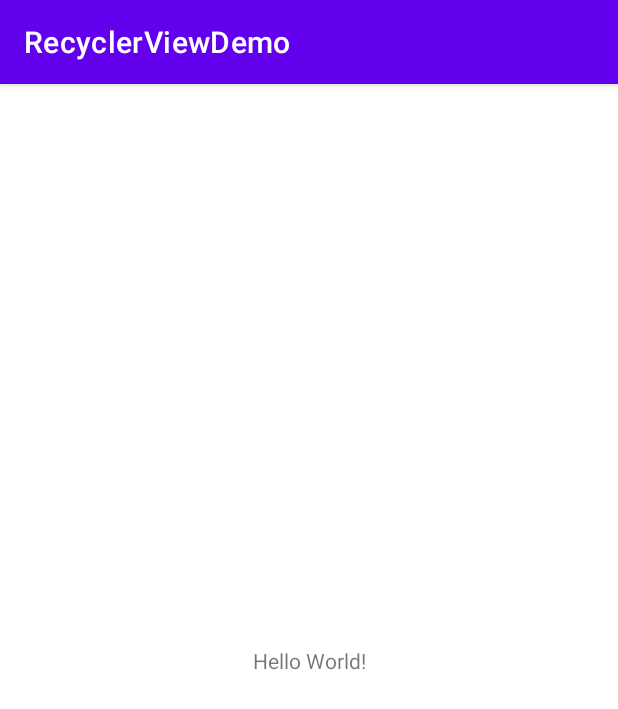
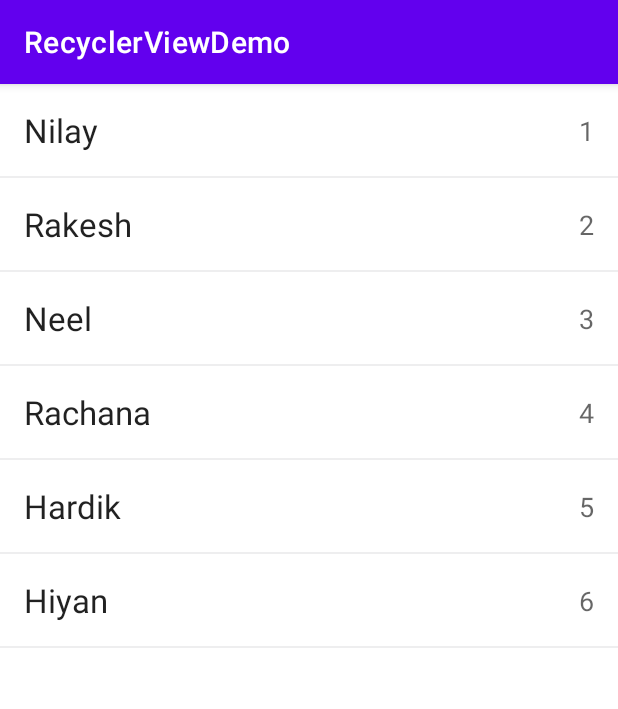
Before and after one commit to nilganu/RecyclerViewDemo, an Android app: the screen it shows after launch (MainActivity), on a phone screen of 412 x 824 dp. Shown: the top 709 px of the screen. Run offline under Robolectric (Android 15) with nearby library versions, the phone set to English and light mode, and no system bars.

Commit message:
Final Commit

```diff
--- a/app/build.gradle
+++ b/app/build.gradle
@@ -32,7 +32,8 @@ android {
 }
 
 dependencies {
-
+    apply plugin: 'kotlin-android'
+    apply plugin: 'kotlin-android-extensions'
     implementation 'androidx.core:core-ktx:1.7.0'
     implementation 'androidx.appcompat:appcompat:1.4.1'
     implementation 'com.google.android.material:material:1.5.0'
--- a/app/src/main/java/com/cahrusat/recyclerviewdemo/MainActivity.kt
+++ b/app/src/main/java/com/cahrusat/recyclerviewdemo/MainActivity.kt
@@ -2,10 +2,26 @@ package com.cahrusat.recyclerviewdemo
 
 import androidx.appcompat.app.AppCompatActivity
 import android.os.Bundle
+import androidx.recyclerview.widget.DividerItemDecoration
+import androidx.recyclerview.widget.RecyclerView
+import kotlinx.android.synthetic.main.activity_main.*
 
 class MainActivity : AppCompatActivity() {
     override fun onCreate(savedInstanceState: Bundle?) {
         super.onCreate(savedInstanceState)
         setContentView(R.layout.activity_main)
+
+        var arrStudent:ArrayList<Student> = ArrayList()
+        arrStudent.add(Student("Nilay",1))
+        arrStudent.add(Student("Rakesh",2))
+        arrStudent.add(Student("Neel",3))
+        arrStudent.add(Student("Rachana",4))
+        arrStudent.add(Student("Hardik",5))
+        arrStudent.add(Student("Hiyan",6))
+        myrecyclerview.adapter=MyAdapter(arrStudent)
+        myrecyclerview.
+        addItemDecoration(DividerItemDecoration(applicationContext,DividerItemDecoration.VERTICAL))
+
+
     }
 }
--- /dev/null
+++ b/app/src/main/java/com/cahrusat/recyclerviewdemo/MyAdapter.kt
@@ -0,0 +1,42 @@
+package com.cahrusat.recyclerviewdemo
+
+import android.view.LayoutInflater
+import android.view.View
+import android.view.ViewGroup
+import androidx.recyclerview.widget.RecyclerView
+import kotlinx.android.synthetic.main.recycleitem.view.*
+
+class MyAdapter(var arrStudent:ArrayList<Student>)
+    :RecyclerView.Adapter<MyAdapter.ViewHolder> (){
+
+
+
+    override fun onCreateViewHolder(parent: ViewGroup, viewType: Int)
+    : ViewHolder {
+        var layoutInflater=LayoutInflater.from(parent.context)
+        var view=layoutInflater.inflate(R.layout.recycleitem,
+            parent,false)
+        return ViewHolder(view)
+    }
+
+    override fun onBindViewHolder
+                (holder: ViewHolder, position:Int) {
+        holder.bind(arrStudent[position])
+    }
+
+    override fun getItemCount(): Int {
+        return arrStudent.size
+    }
+
+    class ViewHolder(var viewItem:View):
+        RecyclerView.ViewHolder(viewItem)
+    {
+        fun bind(student:Student)
+        {
+            viewItem.txtStudentName.text=student.name
+            viewItem.txtRollNo.text=student.id.toString()
+        }
+
+    }
+
+}
--- /dev/null
+++ b/app/src/main/java/com/cahrusat/recyclerviewdemo/Student.kt
@@ -0,0 +1,3 @@
+package com.cahrusat.recyclerviewdemo
+
+data class Student (var name:String,var id:Int)
--- a/app/src/main/res/layout/activity_main.xml
+++ b/app/src/main/res/layout/activity_main.xml
@@ -6,13 +6,13 @@
     android:layout_height="match_parent"
     tools:context=".MainActivity">
 
-    <TextView
-        android:layout_width="wrap_content"
-        android:layout_height="wrap_content"
-        android:text="Hello World!"
+    <androidx.recyclerview.widget.RecyclerView
+        android:id="@+id/myrecyclerview"
+        android:layout_width="0dp"
+        android:layout_height="0dp"
         app:layout_constraintBottom_toBottomOf="parent"
-        app:layout_constraintLeft_toLeftOf="parent"
-        app:layout_constraintRight_toRightOf="parent"
-        app:layout_constraintTop_toTopOf="parent" />
-
+        app:layout_constraintEnd_toEndOf="parent"
+        app:layout_constraintStart_toStartOf="parent"
+        app:layout_constraintTop_toTopOf="parent"
+        app:layoutManager="androidx.recyclerview.widget.LinearLayoutManager"/>
 </androidx.constraintlayout.widget.ConstraintLayout>
--- /dev/null
+++ b/app/src/main/res/layout/recycleitem.xml
@@ -0,0 +1,35 @@
+<?xml version="1.0" encoding="utf-8"?>
+<androidx.constraintlayout.widget.ConstraintLayout xmlns:android="http://schemas.android.com/apk/res/android"
+    xmlns:app="http://schemas.android.com/apk/res-auto"
+    xmlns:tools="http://schemas.android.com/tools"
+    android:layout_width="match_parent"
+    android:layout_height="wrap_content">
+
+    <TextView
+        android:id="@+id/txtStudentName"
+        android:layout_width="0dp"
+        android:layout_height="wrap_content"
+        android:layout_marginStart="16dp"
+        android:layout_marginTop="16dp"
+        android:layout_marginEnd="16dp"
+        android:layout_marginBottom="16dp"
+        android:text="TextView"
+        android:textAppearance="@style/TextAppearance.AppCompat.Large"
+        app:layout_constraintBottom_toBottomOf="parent"
+        app:layout_constraintEnd_toStartOf="@+id/txtRollNo"
+        app:layout_constraintStart_toStartOf="parent"
+        app:layout_constraintTop_toTopOf="parent" />
+
+    <TextView
+        android:id="@+id/txtRollNo"
+        android:layout_width="wrap_content"
+        android:layout_height="wrap_content"
+        android:layout_marginTop="16dp"
+        android:layout_marginEnd="16dp"
+        android:layout_marginBottom="16dp"
+        android:text="TextView"
+        android:textAppearance="@style/TextAppearance.AppCompat.Medium"
+        app:layout_constraintBottom_toBottomOf="parent"
+        app:layout_constraintEnd_toEndOf="parent"
+        app:layout_constraintTop_toTopOf="parent" />
+</androidx.constraintlayout.widget.ConstraintLayout>
```
